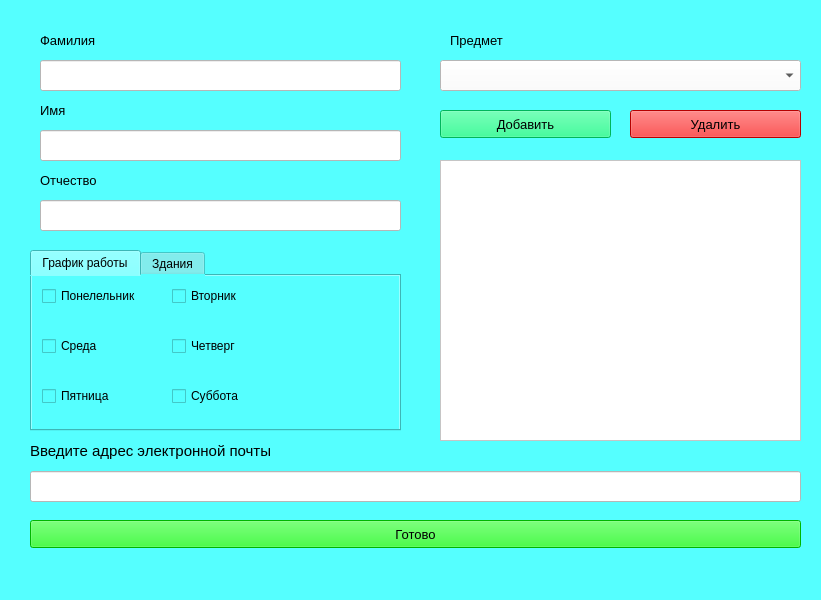
Qt form frontend/add_teacher.ui (saaasssska/helper_by_school) before a commit.
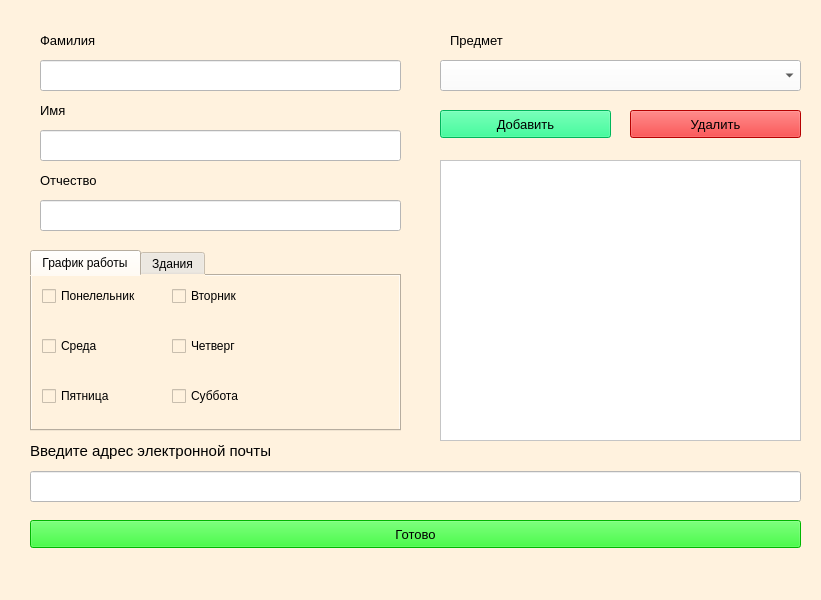
The same form after that commit.

What changed in the file:
```diff
--- a/frontend/add_teacher.ui
+++ b/frontend/add_teacher.ui
@@ -17,7 +17,7 @@
    <string>add_teacher</string>
   </property>
   <property name="styleSheet">
-   <string notr="true">background-color: rgb(85, 255, 255);</string>
+   <string notr="true">background-color: rgb(255, 242, 222);</string>
   </property>
   <widget class="QLineEdit" name="line_surname">
    <property name="geometry">
```
